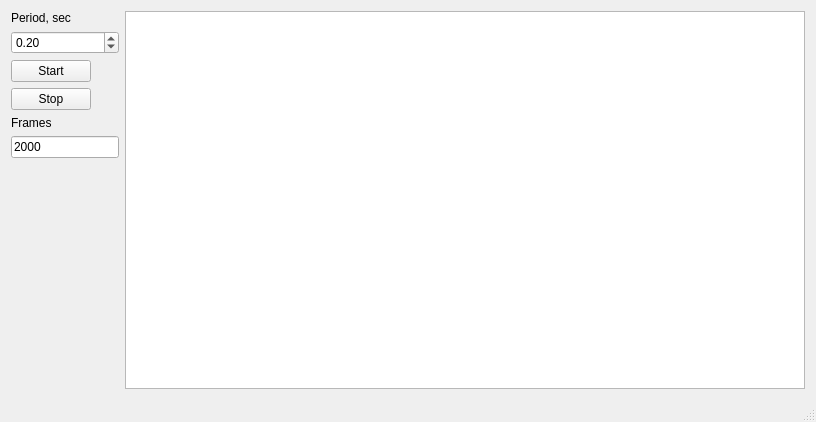
Old version of the form mainwindow.ui in the repository Nikita-Presnov/Qlockin.
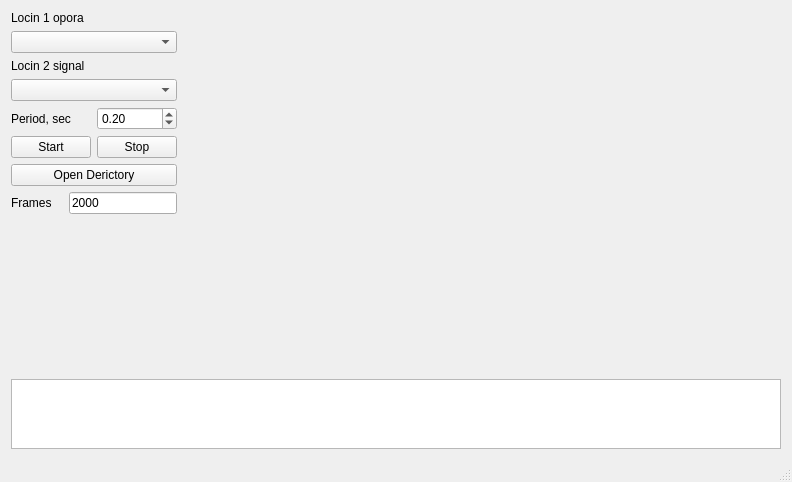
New version of the form. Custom widgets are drawn as their Qt base class.

Diff of the .ui file:
```diff
--- a/mainwindow.ui
+++ b/mainwindow.ui
@@ -6,8 +6,8 @@
    <rect>
     <x>0</x>
     <y>0</y>
-    <width>816</width>
-    <height>422</height>
+    <width>792</width>
+    <height>482</height>
    </rect>
   </property>
   <property name="windowTitle">
@@ -15,34 +15,52 @@
   </property>
   <widget class="QWidget" name="centralWidget">
    <layout class="QGridLayout" name="gridLayout">
-    <item row="1" column="0">
-     <widget class="QDoubleSpinBox" name="period_value">
-      <property name="value">
-       <double>0.200000000000000</double>
-      </property>
-     </widget>
-    </item>
-    <item row="3" column="0">
-     <widget class="QPushButton" name="stop_botton">
-      <property name="sizePolicy">
-       <sizepolicy hsizetype="Fixed" vsizetype="Fixed">
-        <horstretch>0</horstretch>
-        <verstretch>0</verstretch>
-       </sizepolicy>
-      </property>
-      <property name="text">
-       <string>Stop</string>
-      </property>
-     </widget>
-    </item>
     <item row="0" column="0">
+     <layout class="QVBoxLayout" name="verticalLayout_2">
+      <item>
+       <widget class="QLabel" name="label_2">
+        <property name="text">
+         <string>Locin 1 opora</string>
+        </property>
+       </widget>
+      </item>
+      <item>
+       <widget class="QComboBox" name="locin1_chose"/>
+      </item>
+      <item>
+       <widget class="QLabel" name="label_3">
+        <property name="text">
+         <string>Locin 2 signal</string>
+        </property>
+       </widget>
+      </item>
+      <item>
+       <widget class="QComboBox" name="locin2_chose"/>
+      </item>
+      <item>
+       <layout class="QHBoxLayout" name="horizontalLayout_3">
+        <item>
      <widget class="QLabel" name="period_label">
       <property name="text">
        <string>Period, sec</string>
       </property>
      </widget>
     </item>
-    <item row="2" column="0">
+        <item>
+         <widget class="QDoubleSpinBox" name="period_value">
+          <property name="singleStep">
+           <double>0.100000000000000</double>
+          </property>
+          <property name="value">
+           <double>0.200000000000000</double>
+          </property>
+         </widget>
+        </item>
+       </layout>
+      </item>
+      <item>
+       <layout class="QHBoxLayout" name="horizontalLayout">
+        <item>
      <widget class="QPushButton" name="start_botton">
       <property name="sizePolicy">
        <sizepolicy hsizetype="Fixed" vsizetype="Fixed">
@@ -55,8 +73,8 @@
       </property>
      </widget>
     </item>
-    <item row="5" column="0">
-     <widget class="QLineEdit" name="lineEdit">
+        <item>
+         <widget class="QPushButton" name="stop_botton">
       <property name="sizePolicy">
        <sizepolicy hsizetype="Fixed" vsizetype="Fixed">
         <horstretch>0</horstretch>
@@ -64,22 +82,51 @@
        </sizepolicy>
       </property>
       <property name="text">
-       <string>2000</string>
+           <string>Stop</string>
       </property>
      </widget>
     </item>
-    <item row="4" column="0">
+       </layout>
+      </item>
+      <item>
+       <widget class="QPushButton" name="dir_button">
+        <property name="text">
+         <string>Open Derictory</string>
+        </property>
+       </widget>
+      </item>
+      <item>
+       <layout class="QHBoxLayout" name="horizontalLayout_2">
+        <item>
      <widget class="QLabel" name="label">
       <property name="text">
        <string>Frames</string>
       </property>
      </widget>
     </item>
-    <item row="6" column="0">
+        <item>
+         <widget class="QLineEdit" name="lineEdit">
+          <property name="sizePolicy">
+           <sizepolicy hsizetype="Fixed" vsizetype="Fixed">
+            <horstretch>0</horstretch>
+            <verstretch>0</verstretch>
+           </sizepolicy>
+          </property>
+          <property name="text">
+           <string>2000</string>
+          </property>
+         </widget>
+        </item>
+       </layout>
+      </item>
+      <item>
      <spacer name="verticalSpacer">
       <property name="orientation">
        <enum>Qt::Vertical</enum>
       </property>
+        <property name="sizeType">
+         <enum>QSizePolicy::Expanding</enum>
+        </property>
       <property name="sizeHint" stdset="0">
        <size>
         <width>20</width>
@@ -88,8 +135,70 @@
       </property>
      </spacer>
     </item>
-    <item row="0" column="1" rowspan="7">
+     </layout>
+    </item>
+    <item row="0" column="1">
+     <layout class="QVBoxLayout" name="verticalLayout">
+      <item>
+       <widget class="QwtPlot" name="qwtPlot_opora_r">
+        <property name="sizePolicy">
+         <sizepolicy hsizetype="MinimumExpanding" vsizetype="Expanding">
+          <horstretch>0</horstretch>
+          <verstretch>0</verstretch>
+         </sizepolicy>
+        </property>
+        <property name="canvasBackground">
+         <brush brushstyle="SolidPattern">
+          <color alpha="255">
+           <red>255</red>
+           <green>255</green>
+           <blue>255</blue>
+          </color>
+         </brush>
+        </property>
+       </widget>
+      </item>
+      <item>
+       <widget class="QwtPlot" name="qwtPlot_opora_signal">
+        <property name="sizePolicy">
+         <sizepolicy hsizetype="MinimumExpanding" vsizetype="Expanding">
+          <horstretch>0</horstretch>
+          <verstretch>0</verstretch>
+         </sizepolicy>
+        </property>
+        <property name="canvasBackground">
+         <brush brushstyle="SolidPattern">
+          <color alpha="255">
+           <red>255</red>
+           <green>255</green>
+           <blue>255</blue>
+          </color>
+         </brush>
+        </property>
+       </widget>
+      </item>
+     </layout>
+    </item>
+    <item row="1" column="0" colspan="2">
      <widget class="QTextBrowser" name="textBrowser">
+      <property name="sizePolicy">
+       <sizepolicy hsizetype="Expanding" vsizetype="Fixed">
+        <horstretch>0</horstretch>
+        <verstretch>0</verstretch>
+       </sizepolicy>
+      </property>
+      <property name="minimumSize">
+       <size>
+        <width>0</width>
+        <height>70</height>
+       </size>
+      </property>
+      <property name="maximumSize">
+       <size>
+        <width>16777215</width>
+        <height>70</height>
+       </size>
+      </property>
       <property name="font">
        <font>
         <family>Noto Sans Mono</family>
@@ -116,6 +225,13 @@
   <widget class="QStatusBar" name="statusBar"/>
  </widget>
  <layoutdefault spacing="6" margin="11"/>
+ <customwidgets>
+  <customwidget>
+   <class>QwtPlot</class>
+   <extends>QFrame</extends>
+   <header>qwt_plot.h</header>
+  </customwidget>
+ </customwidgets>
  <resources/>
  <connections/>
 </ui>
```
Left out of the diff: 2 changed lines with no effect on the pictures. Lines whose indentation alone changed are shown as unchanged.
